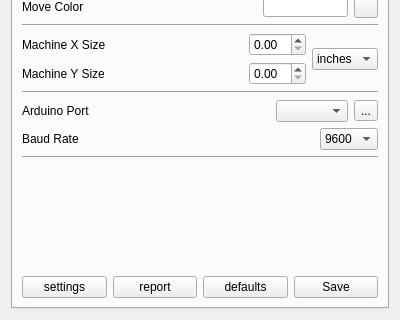
Qt form settings.ui (FoamCutting/FOAMgrblGUI) before a commit; both pictures show x 0 to 400 and y 175 to 495 of the 400 by 495 pixel window.
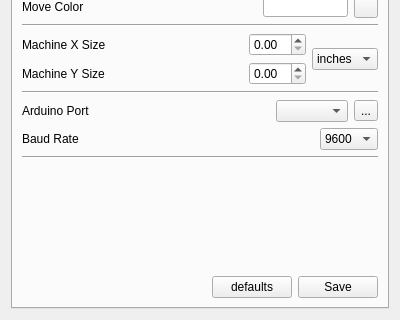
The same form after that commit. The open tabs and pages were chosen to show the change.

The edit to the form file:
```diff
--- a/settings.ui
+++ b/settings.ui
@@ -425,18 +425,17 @@
        <item row="14" column="0">
         <layout class="QHBoxLayout" name="horizontalLayout_20">
          <item>
-          <widget class="QPushButton" name="settings">
-           <property name="text">
-            <string>settings</string>
+          <spacer name="horizontalSpacer_19">
+           <property name="orientation">
+            <enum>Qt::Horizontal</enum>
            </property>
-          </widget>
-         </item>
-         <item>
-          <widget class="QPushButton" name="report">
-           <property name="text">
-            <string>report</string>
+           <property name="sizeHint" stdset="0">
+            <size>
+             <width>40</width>
+             <height>20</height>
+            </size>
            </property>
-          </widget>
+          </spacer>
          </item>
          <item>
           <widget class="QPushButton" name="plotDefaults_pButton">
```
Left out of the diff: 22 changed lines with no effect on the pictures.
